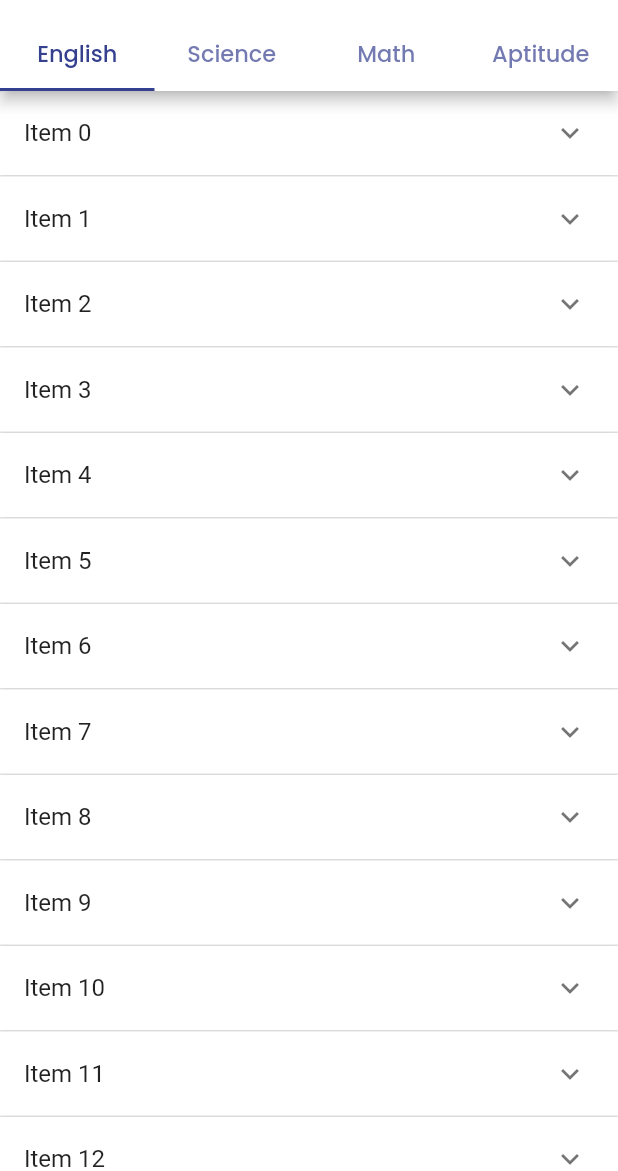
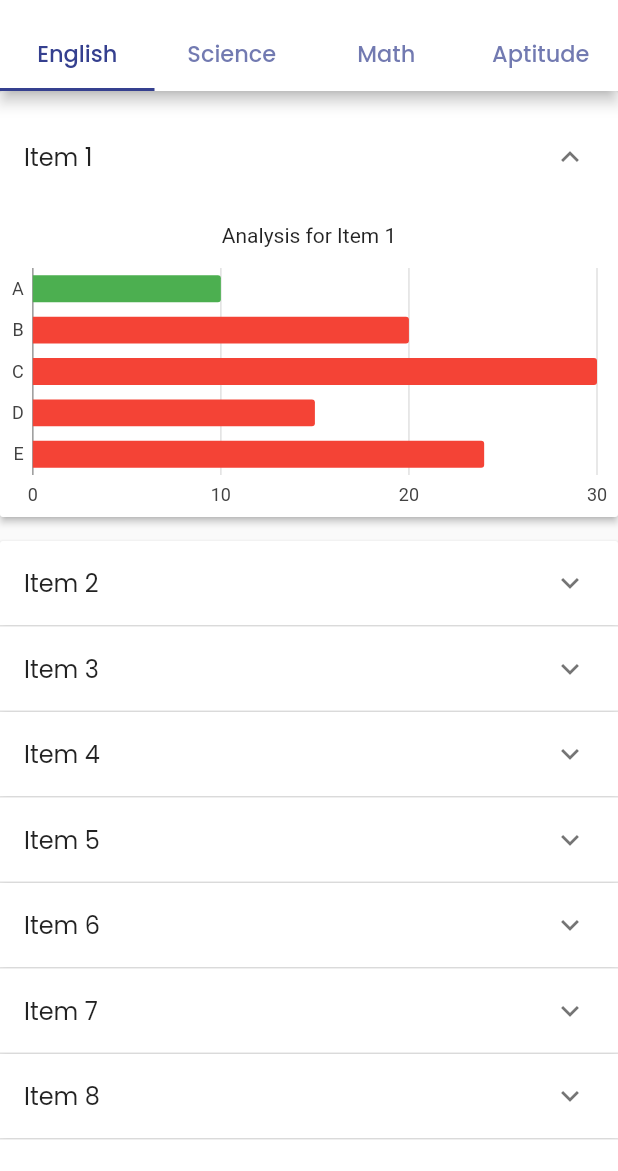
Before and after one commit to hivethesoulchild/smartcheck, a Flutter app: the ItemAnalysis screen opened directly, after a tap on the "expand more" icon, on a phone screen of 412 x 824 dp, the part 65-1236 px from its top. Run offline on Flutter 3.47's test engine with Material 2 defaults, Android fonts, the phone set to English and light mode, and no system bars; our stand-ins replace camera, charts_flutter_new, csv, file_picker, flutter_spinkit, fluttertoast and 2 more.

Commit message:
fix expansion panel and padding

```diff
--- a/lib/charts/aptitude_chart.dart
+++ b/lib/charts/aptitude_chart.dart
@@ -1,5 +1,6 @@
 import 'package:flutter/material.dart';
 import 'package:charts_flutter_new/flutter.dart' as charts;
+import 'package:google_fonts/google_fonts.dart';
 import '../models/charts.dart';
 
 class Item {
@@ -30,8 +31,8 @@ class AptitudeAnalysis extends StatefulWidget {
 class _AptitudeAnalysisState extends State<AptitudeAnalysis> {
   final List<Item> _data = List<Item>.generate(
     15,
-    (int index) => Item(
-      headerText: 'Item $index',
+    (index) => Item(
+      headerText: 'Item ${index + 1}',
       chartData: [
         charts.Series<dynamic, String>(
           id: 'Sample Data',
@@ -60,19 +61,25 @@ class _AptitudeAnalysisState extends State<AptitudeAnalysis> {
       child: ExpansionPanelList(
         expansionCallback: (int index, bool isExpanded) {
           setState(() {
-            _data[index].isExpanded = !isExpanded;
+            _data[index].isExpanded = isExpanded;
           });
         },
         children: _data.map<ExpansionPanel>((Item item) {
           return ExpansionPanel(
             headerBuilder: (BuildContext context, bool isExpanded) {
-              return ListTile(
-                title: Text(item.headerText),
+              return Padding(
+                padding: const EdgeInsets.only(top: 0.0),
+                child: ListTile(
+                  title: Text(
+                    item.headerText,
+                    style: GoogleFonts.poppins(),
+                  ),
+                ),
               );
             },
             body: Column(
               children: [
-                Text('Hello, ${item.headerText}'),
+                Text('Analysis for ${item.headerText}'),
                 item.buildChartWidget(),
               ],
             ),
--- a/lib/charts/english_analysis.dart
+++ b/lib/charts/english_analysis.dart
@@ -1,5 +1,6 @@
 import 'package:flutter/material.dart';
 import 'package:charts_flutter_new/flutter.dart' as charts;
+import 'package:google_fonts/google_fonts.dart';
 import '../models/charts.dart';
 
 class Item {
@@ -31,7 +32,7 @@ class _EnglishAnalysisState extends State<EnglishAnalysis> {
   final List<Item> _data = List<Item>.generate(
     30,
     (int index) => Item(
-      headerText: 'Item $index',
+      headerText: 'Item ${index + 1}',
       chartData: [
         charts.Series<dynamic, String>(
           id: 'Sample Data',
@@ -61,19 +62,25 @@ class _EnglishAnalysisState extends State<EnglishAnalysis> {
       child: ExpansionPanelList(
         expansionCallback: (int index, bool isExpanded) {
           setState(() {
-            _data[index].isExpanded = !isExpanded;
+            _data[index].isExpanded = isExpanded;
           });
         },
         children: _data.map<ExpansionPanel>((Item item) {
           return ExpansionPanel(
             headerBuilder: (BuildContext context, bool isExpanded) {
-              return ListTile(
-                title: Text(item.headerText),
+              return Padding(
+                padding: const EdgeInsets.only(top: 0.0),
+                child: ListTile(
+                  title: Text(
+                    item.headerText,
+                    style: GoogleFonts.poppins(),
+                  ),
+                ),
               );
             },
             body: Column(
               children: [
-                Text('Hello, ${item.headerText}'),
+                Text('Analysis for ${item.headerText}'),
                 item.buildChartWidget(),
               ],
             ),
--- a/lib/charts/math_analysis.dart
+++ b/lib/charts/math_analysis.dart
@@ -1,5 +1,6 @@
 import 'package:flutter/material.dart';
 import 'package:charts_flutter_new/flutter.dart' as charts;
+import 'package:google_fonts/google_fonts.dart';
 import '../models/charts.dart';
 
 class Item {
@@ -31,7 +32,7 @@ class _MathAnalysisState extends State<MathAnalysis> {
   final List<Item> _data = List<Item>.generate(
     30,
     (int index) => Item(
-      headerText: 'Item $index',
+      headerText: 'Item ${index + 1}',
       chartData: [
         charts.Series<dynamic, String>(
           id: 'Sample Data',
@@ -60,19 +61,25 @@ class _MathAnalysisState extends State<MathAnalysis> {
       child: ExpansionPanelList(
         expansionCallback: (int index, bool isExpanded) {
           setState(() {
-            _data[index].isExpanded = !isExpanded;
+            _data[index].isExpanded = isExpanded;
           });
         },
         children: _data.map<ExpansionPanel>((Item item) {
           return ExpansionPanel(
             headerBuilder: (BuildContext context, bool isExpanded) {
-              return ListTile(
-                title: Text(item.headerText),
+              return Padding(
+                padding: const EdgeInsets.only(top: 0.0),
+                child: ListTile(
+                  title: Text(
+                    item.headerText,
+                    style: GoogleFonts.poppins(),
+                  ),
+                ),
               );
             },
             body: Column(
               children: [
-                Text('Hello, ${item.headerText}'),
+                Text('Analysis for ${item.headerText}'),
                 item.buildChartWidget(),
               ],
             ),
--- a/lib/charts/science_analysis.dart
+++ b/lib/charts/science_analysis.dart
@@ -1,5 +1,6 @@
 import 'package:flutter/material.dart';
 import 'package:charts_flutter_new/flutter.dart' as charts;
+import 'package:google_fonts/google_fonts.dart';
 import '../models/charts.dart';
 
 class Item {
@@ -31,7 +32,7 @@ class _ScienceAnalysisState extends State<ScienceAnalysis> {
   final List<Item> _data = List<Item>.generate(
     30,
     (int index) => Item(
-      headerText: 'Item $index',
+      headerText: 'Item ${index + 1}',
       chartData: [
         charts.Series<dynamic, String>(
           id: 'Sample Data',
@@ -60,19 +61,25 @@ class _ScienceAnalysisState extends State<ScienceAnalysis> {
       child: ExpansionPanelList(
         expansionCallback: (int index, bool isExpanded) {
           setState(() {
-            _data[index].isExpanded = !isExpanded;
+            _data[index].isExpanded = isExpanded;
           });
         },
         children: _data.map<ExpansionPanel>((Item item) {
           return ExpansionPanel(
             headerBuilder: (BuildContext context, bool isExpanded) {
-              return ListTile(
-                title: Text(item.headerText),
+              return Padding(
+                padding: const EdgeInsets.only(top: 0.0),
+                child: ListTile(
+                  title: Text(
+                    item.headerText,
+                    style: GoogleFonts.poppins(),
+                  ),
+                ),
               );
             },
             body: Column(
               children: [
-                Text('Hello, ${item.headerText}'),
+                Text('Analysis for ${item.headerText}'),
                 item.buildChartWidget(),
               ],
             ),
```
